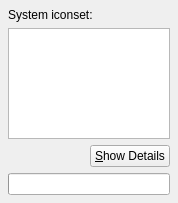
mblsha/psi, file src/options/opt_iconset_system.ui: the form before one commit.
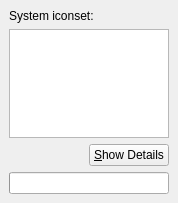
The form after the commit. Custom widgets are drawn as their Qt base class.

The edit to the form file:
```diff
--- a/src/options/opt_iconset_system.ui
+++ b/src/options/opt_iconset_system.ui
@@ -14,7 +14,7 @@
   </property>
   <layout class="QGridLayout" >
    <property name="margin" >
-    <number>8</number>
+    <number>9</number>
    </property>
    <property name="spacing" >
     <number>6</number>
```
